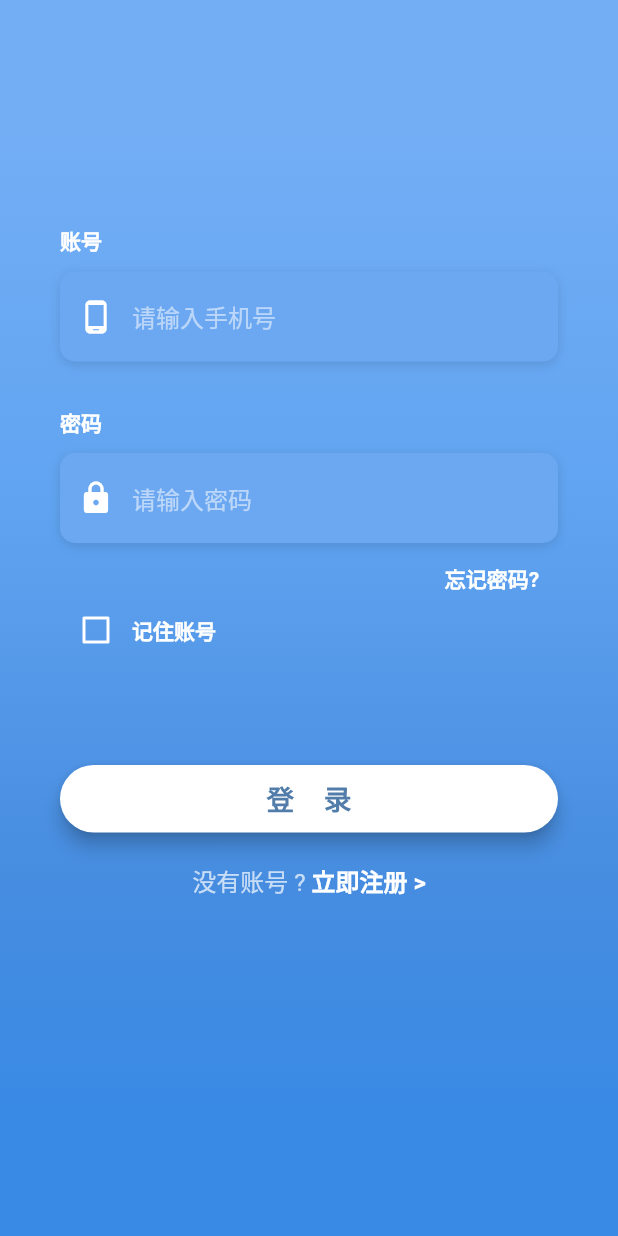
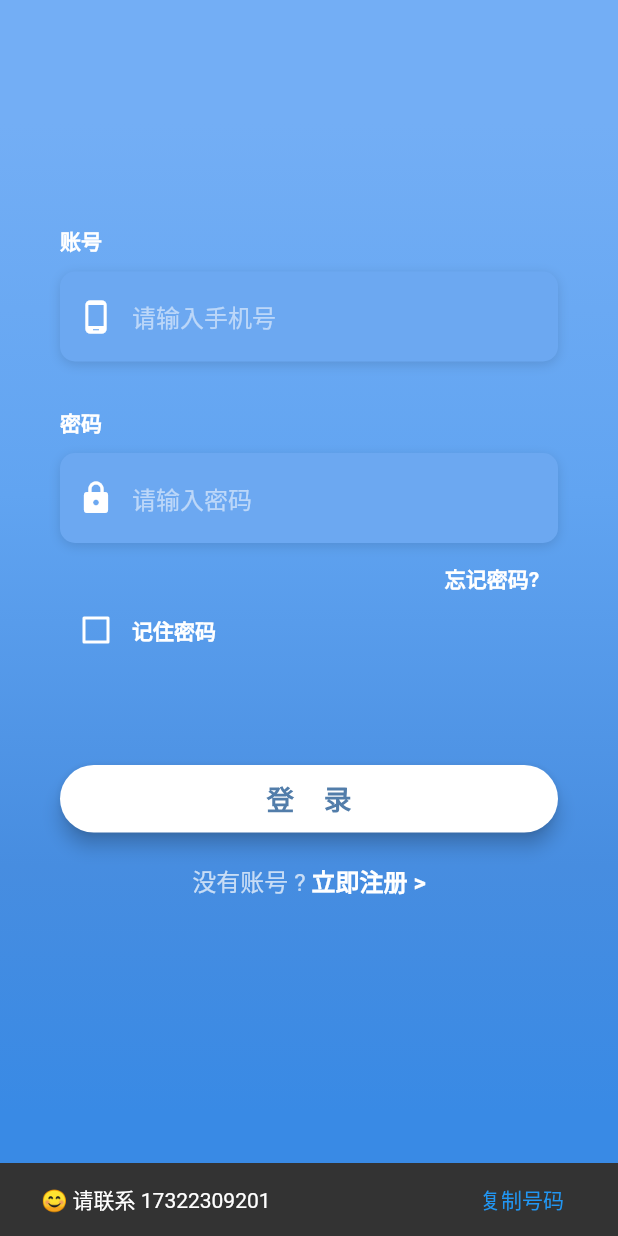
Before and after one commit to licoba/Flutter-Churuku, a Flutter app: the screen it shows after launch, after a tap on "忘记密码?", on a phone screen of 412 x 824 dp. Run offline on Flutter 3.47's test engine with Material 2 defaults, Android fonts, the phone set to English and light mode, and no system bars; our stand-ins replace convert, dio, event_bus, flutter_easyloading, flutter_spinkit, fluttertoast and 1 more.

Commit message:
完成了登录的功能

```diff
--- a/lib/common/Network/DioLogInterceptor.dart
+++ b/lib/common/Network/DioLogInterceptor.dart
@@ -75,7 +75,8 @@ class DioLogInterceptor extends Interceptor {
     String responseStr = "";
     var data = response.data;
     if (data is Map)
-      responseStr += data.mapToStructureString();
+      // responseStr += data.mapToStructureString();
+      responseStr += data.toString();
     else if (data is List)
       responseStr += data.listToStructureString();
     else
--- /dev/null
+++ b/lib/models/user.dart
@@ -0,0 +1,50 @@
+/// _id : "5e68e13a8f029909c04747e4"
+/// username : "licoba"
+/// password : 123456
+/// phone : 17322309201
+/// __v : 0
+
+class User {
+  String _id;
+  String _username;
+  String _password;
+  String _phone;
+
+  String get id => _id;
+  String get username => _username;
+  String get password => _password;
+  String get phone => _phone;
+
+  User({
+      String id,
+      String username,
+      String password,
+      String phone,
+  }){
+    _id = id;
+    _username = username;
+    _password = password;
+    _phone = phone;
+}
+
+  User.fromJson(dynamic json) {
+    _id = json["_id"];
+    _username = json["username"];
+    _password = json["password"];
+    _phone = json["phone"];
+  }
+
+  Map<String, dynamic> toJson() {
+    var map = <String, dynamic>{};
+    map["Id"] = _id;
+    map["username"] = _username;
+    map["password"] = _password;
+    map["phone"] = _phone;
+    return map;
+  }
+
+  @override
+  String toString() {
+    return 'User{_id: $_id, _username: $_username, _password: $_password, _phone: $_phone}';
+  }
+}
--- a/lib/screens/login_screen.dart
+++ b/lib/screens/login_screen.dart
@@ -5,9 +5,12 @@ import 'package:flutter/material.dart';
 import 'package:flutter/services.dart';
 import 'package:flutter_churuku/common/Network/Api.dart';
 import 'package:flutter_churuku/common/Network/HttpManager.dart';
+import 'package:flutter_churuku/common/Network/ResultData.dart';
 import 'package:flutter_churuku/common/localization/default_localizations.dart';
 import 'package:flutter_churuku/common/utils/common_utils.dart';
+import 'package:flutter_churuku/models/user.dart';
 import 'package:flutter_churuku/others/constants.dart';
+import 'package:flutter/services.dart';
 
 class LoginScreen extends StatefulWidget {
   @override
@@ -24,6 +27,7 @@ class _LoginScreenState extends State<LoginScreen> {
   TextEditingController _passWordController = new TextEditingController();
   FocusNode _usernameFocusNode = FocusNode();
   FocusNode _passwordFocusNode = FocusNode();
+
   @override
   void initState() {
     _userNameController.addListener(() {
@@ -41,7 +45,8 @@ class _LoginScreenState extends State<LoginScreen> {
     // Clean up the focus node when the Form is disposed.
     _usernameFocusNode.dispose();
     _passwordFocusNode.dispose();
-
+    _userNameController.dispose();
+    _passWordController.dispose();
     super.dispose();
   }
 
@@ -59,7 +64,7 @@ class _LoginScreenState extends State<LoginScreen> {
           decoration: kBoxDecorationStyle,
           height: 60.0,
           child: TextField(
-            focusNode: _usernameFocusNode,
+            // focusNode: _usernameFocusNode,
             controller: _userNameController,
             keyboardType: TextInputType.phone,
             //数字输入框
@@ -100,7 +105,7 @@ class _LoginScreenState extends State<LoginScreen> {
           decoration: kBoxDecorationStyle,
           height: 60.0,
           child: TextField(
-            focusNode: _passwordFocusNode,
+            // focusNode: _passwordFocusNode,
             obscureText: true,
             controller: _passWordController,
             inputFormatters: [
@@ -125,11 +130,26 @@ class _LoginScreenState extends State<LoginScreen> {
     );
   }
 
-  Widget _buildForgotPasswordBtn() {
+  Widget _buildForgotPasswordBtn(context) {
     return Container(
       alignment: Alignment.centerRight,
       child: FlatButton(
-        onPressed: () => print('Forgot Password Button Pressed'),
+        onPressed: () {
+          print('Forgot Password Button Pressed');
+          final snackBar = SnackBar(
+            content: Text(' 😊 请联系 17322309201'),
+            action: SnackBarAction(
+              label: '复制号码',
+              onPressed: () {
+                // Some code to undo the change.
+                Clipboard.setData(ClipboardData(text: '17322309201'));
+              },
+            ),
+          );
+          Scaffold.of(context)
+            ..hideCurrentSnackBar()
+            ..showSnackBar(snackBar);
+        },
         padding: EdgeInsets.only(right: 0.0),
         child: Text(
           '忘记密码?',
@@ -158,7 +178,7 @@ class _LoginScreenState extends State<LoginScreen> {
             ),
           ),
           Text(
-            '记住账号',
+            '记住密码',
             style: kLabelStyle,
           ),
         ],
@@ -168,9 +188,15 @@ class _LoginScreenState extends State<LoginScreen> {
 
   //登录方法
   _doLogin() async {
-    CommonUtils.showLoadingDialog(context,'正在登录，请稍后...');
-    await Api.login({'username':_userNameController.text.trim(),'password':_passWordController.text.trim(),'phone':_userNameController.text.trim()});
+    CommonUtils.showLoadingDialog(context, '正在登录，请稍后...');
+    ResultData userResultData =  await Api.login({
+      'username': _userNameController.text.trim(),
+      'password': _passWordController.text.trim(),
+      'phone': _userNameController.text.trim()
+    });
     Navigator.pop(context);
+    var user = User.fromJson(userResultData.data);
+    print('==> user:'+user.toString());
   }
 
   // 参照 https://book.flutterchina.club/chapter7/dailog.html
@@ -207,8 +233,7 @@ class _LoginScreenState extends State<LoginScreen> {
           onPressed: () {
             print('Login Button Pressed');
             FocusScope.of(context).unfocus(); // 收起焦点
-            if (_userNameController.text.isEmpty)
-              {
+            if (_userNameController.text.isEmpty) {
               Scaffold.of(context)
                 ..hideCurrentSnackBar()
                 ..showSnackBar(SnackBar(
@@ -216,8 +241,7 @@ class _LoginScreenState extends State<LoginScreen> {
                 ));
               return;
             }
-            if (_passWordController.text.isEmpty)
-            {
+            if (_passWordController.text.isEmpty) {
               Scaffold.of(context)
                 ..hideCurrentSnackBar()
                 ..showSnackBar(SnackBar(
@@ -313,12 +337,20 @@ class _LoginScreenState extends State<LoginScreen> {
     );
   }
 
-  Widget _buildSignupBtn() {
+  Widget _buildSignupBtn(context) {
     return Container(
         height: 60,
         margin: EdgeInsets.fromLTRB(0, 20, 0, 20),
         child: GestureDetector(
-          onTap: () => print('Sign Up Button Pressed'),
+          onTap: () {
+            print('Sign Up Button Pressed');
+            Scaffold.of(context)
+              ..hideCurrentSnackBar()
+              ..showSnackBar(SnackBar(
+                content: Text(' 😊 暂未开放'),
+              ));
+            return;
+          },
           child: RichText(
             text: TextSpan(
               children: [
@@ -389,12 +421,12 @@ class _LoginScreenState extends State<LoginScreen> {
                         height: 30.0,
                       ),
                       _buildPasswordTF(),
-                          _buildForgotPasswordBtn(),
+                      _buildForgotPasswordBtn(context),
                       _buildRememberMeCheckbox(),
                       _buildLoginBtn(context),
                       // _buildSignInWithText(),
                       // _buildSocialBtnRow(),
-                          _buildSignupBtn(),
+                      _buildSignupBtn(context),
                     ],
                   ),
                 ),
--- a/pubspec.yaml
+++ b/pubspec.yaml
@@ -33,7 +33,7 @@ dependencies:
   # Use with the CupertinoIcons class for iOS style icons.
   cupertino_icons: ^1.0.0
   shared_preferences: ^0.5.10
-  fluttertoast: ^7.1.1 # toast
+  fluttertoast: ^7.1.1 # toast https://github.com/ponnamkarthik/FlutterToast
   flutter_easyloading: ^1.2.0 # loading  https://github.com/huangjianke/flutter_easyloading/blob/master/README-zh_CN.md
   crypto: ^2.0.6  #字符加密
   flutter_spinkit: ^4.1.2 # loading的皮肤版本 https://github.com/jogboms/flutter_spinkit
```
Also changed, not shown: lib/common/Network/ResponseInterceptor.dart (+15 -3 lines). Lines whose indentation alone changed are shown as unchanged.
